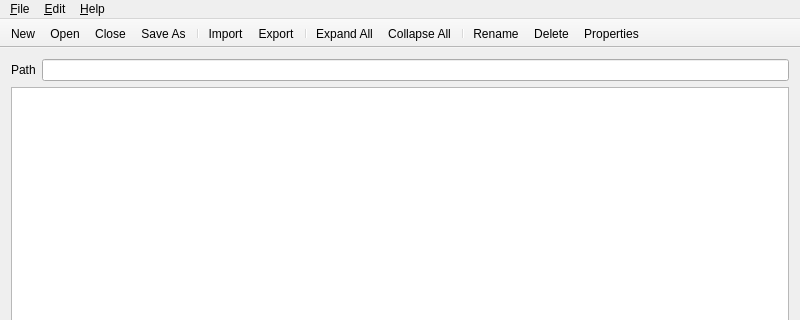
Old version of the form MainWindow.ui in the repository danielkutik/yaffey; both pictures show x 0 to 800 and y 0 to 320 of the 800 by 600 pixel window.
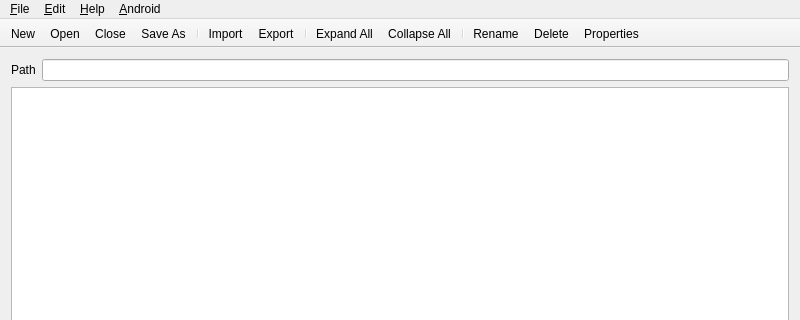
New version of the form. Icons and pictures are not drawn. Custom widgets are drawn as their Qt base class.

```diff
--- a/MainWindow.ui
+++ b/MainWindow.ui
@@ -103,9 +103,16 @@
     <addaction name="separator"/>
     <addaction name="actionEditProperties"/>
    </widget>
+   <widget class="QMenu" name="menuAndroid">
+    <property name="title">
+     <string>&amp;Android</string>
+    </property>
+    <addaction name="actionAndroidFastboot"/>
+   </widget>
    <addaction name="menuFile"/>
    <addaction name="menuEdit"/>
    <addaction name="menuHelp"/>
+   <addaction name="menuAndroid"/>
   </widget>
   <widget class="QToolBar" name="mainToolBar">
    <property name="windowTitle">
```
Left out of the diff: 11 changed lines with no effect on the pictures.
